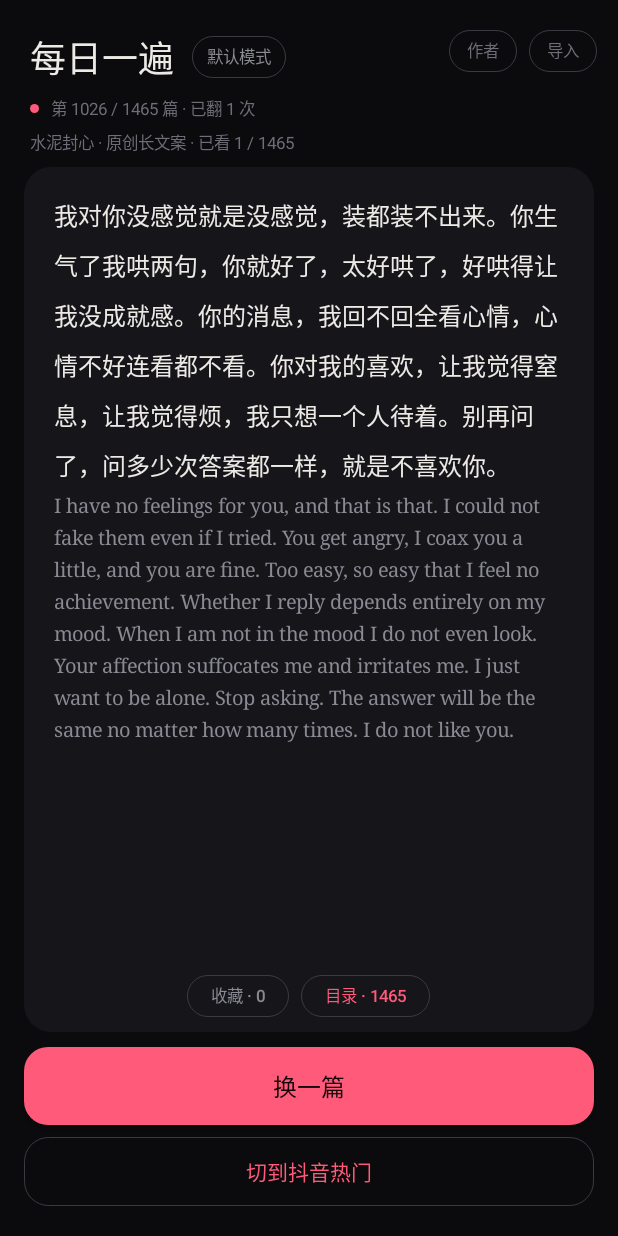
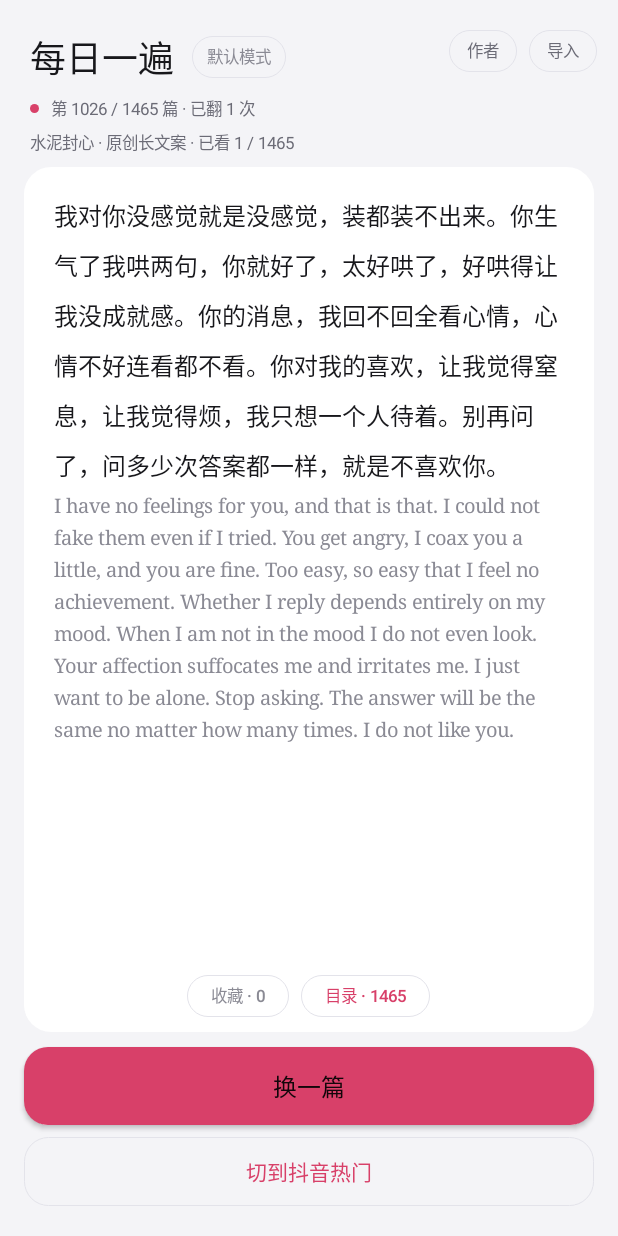
Before and after one commit to lengroo/snfx, an Android app: the screen it shows after launch (MainActivity), on a phone screen of 412 x 824 dp. Run offline under Robolectric (Android 15) with nearby library versions, the phone set to English and light mode, and no system bars.

Commit message:
0.04: 跟随系统深浅色 + 左右滑动换篇 + 旋转不断篇

```diff
--- a/app/src/main/AndroidManifest.xml
+++ b/app/src/main/AndroidManifest.xml
@@ -1,7 +1,7 @@
 <?xml version="1.0" encoding="utf-8"?>
 <manifest xmlns:android="http://schemas.android.com/apk/res/android"
     package="com.lengroo.snfx"
-    android:versionCode="16"
+    android:versionCode="17"
     android:versionName="0.04">
 
     <uses-sdk android:minSdkVersion="21" android:targetSdkVersion="33" />
--- a/app/src/main/java/com/lengroo/snfx/MainActivity.java
+++ b/app/src/main/java/com/lengroo/snfx/MainActivity.java
@@ -43,12 +43,13 @@ public class MainActivity extends Activity {
 
     private static final String SEP = "\n@@@\n";
     private static final String AUTHOR = "lengroo错觉与风季一起吃薯条并看着李空壳打CF";
-    private static final int BG = 0xFF0B0B0D;
-    private static final int CARD = 0xFF15151A;
-    private static final int TEXT = 0xFFEDEAE6;
-    private static final int SUB = 0xFF6E6E78;
-    private static final int ACCENT = 0xFFFF5A7A;
-    private static final int LINE = 0xFF3A3A42;
+    private int BG = 0xFF0B0B0D;
+    private int CARD = 0xFF15151A;
+    private int TEXT = 0xFFEDEAE6;
+    private int SUB = 0xFF6E6E78;
+    private int ACCENT = 0xFFFF5A7A;
+    private int LINE = 0xFF3A3A42;
+    private int RIPPLE = 0x22FFFFFF;
 
     private String[] own = new String[0];
     private String[] hot = new String[0];
@@ -83,11 +84,7 @@ public class MainActivity extends Activity {
     @Override
     protected void onCreate(Bundle savedInstanceState) {
         super.onCreate(savedInstanceState);
-        try {
-            getWindow().setStatusBarColor(BG);
-            getWindow().setNavigationBarColor(BG);
-        } catch (Throwable ignored) {
-        }
+        applyTheme();
         prefs = getSharedPreferences("dby", MODE_PRIVATE);
         mode = prefs.getInt("mode", 0);
         randomMode = prefs.getBoolean("random_mode", false);
@@ -105,7 +102,53 @@ public class MainActivity extends Activity {
         reloadImported();
         rebuildPools();
         buildUi();
-        showNext();
+        if (savedInstanceState != null && savedInstanceState.containsKey("cur_idx")) {
+            String[] pool = mode == 0 ? own : hot;
+            int idx = savedInstanceState.getInt("cur_idx", 0);
+            if (pool.length > 0) {
+                currentIndex = Math.max(0, Math.min(idx, pool.length - 1));
+                renderIndex(currentIndex);
+            } else {
+                showNext();
+            }
+        } else {
+            showNext();
+        }
+    }
+
+    private void applyTheme() {
+        boolean night = (getResources().getConfiguration().uiMode
+                & android.content.res.Configuration.UI_MODE_NIGHT_MASK)
+                == android.content.res.Configuration.UI_MODE_NIGHT_YES;
+        if (night) {
+            BG = 0xFF0B0B0D;
+            CARD = 0xFF15151A;
+            TEXT = 0xFFEDEAE6;
+            SUB = 0xFF6E6E78;
+            ACCENT = 0xFFFF5A7A;
+            LINE = 0xFF3A3A42;
+            RIPPLE = 0x22FFFFFF;
+        } else {
+            BG = 0xFFF4F4F7;
+            CARD = 0xFFFFFFFF;
+            TEXT = 0xFF17171B;
+            SUB = 0xFF6B6B76;
+            ACCENT = 0xFFD84069;
+            LINE = 0xFFE3E3EA;
+            RIPPLE = 0x22000000;
+        }
+        try {
+            getWindow().setStatusBarColor(BG);
+            getWindow().setNavigationBarColor(BG);
+            if (android.os.Build.VERSION.SDK_INT >= 23) {
+                View decor = getWindow().getDecorView();
+                int flags = decor.getSystemUiVisibility();
+                if (night) flags &= ~View.SYSTEM_UI_FLAG_LIGHT_STATUS_BAR;
+                else flags |= View.SYSTEM_UI_FLAG_LIGHT_STATUS_BAR;
+                decor.setSystemUiVisibility(flags);
+            }
+        } catch (Throwable ignored) {
+        }
     }
 
     private float dp(float v) {
@@ -468,7 +511,7 @@ public class MainActivity extends Activity {
         modeBtn.setMinimumWidth(0);
         modeBtn.setMinHeight(0);
         modeBtn.setMinimumHeight(0);
-        modeBtn.setBackground(ripple(outline(0x00000000, LINE, dp(14)), 0x22FFFFFF));
+        modeBtn.setBackground(ripple(outline(0x00000000, LINE, dp(14)), RIPPLE));
         modeBtn.setOnClickListener(new View.OnClickListener() {
             public void onClick(View v) {
                 randomMode = !randomMode;
@@ -492,7 +535,7 @@ public class MainActivity extends Activity {
         about.setMinimumWidth(0);
         about.setMinHeight(0);
         about.setMinimumHeight(0);
-        about.setBackground(ripple(outline(0x00000000, LINE, dp(14)), 0x22FFFFFF));
+        about.setBackground(ripple(outline(0x00000000, LINE, dp(14)), RIPPLE));
         about.setOnClickListener(new View.OnClickListener() {
             public void onClick(View v) {
                 showAbout();
@@ -513,7 +556,7 @@ public class MainActivity extends Activity {
         importer.setMinimumWidth(0);
         importer.setMinHeight(0);
         importer.setMinimumHeight(0);
-        importer.setBackground(ripple(outline(0x00000000, LINE, dp(14)), 0x22FFFFFF));
+        importer.setBackground(ripple(outline(0x00000000, LINE, dp(14)), RIPPLE));
         importer.setOnClickListener(new View.OnClickListener() {
             public void onClick(View v) {
                 showImportHelp();
@@ -538,6 +581,26 @@ public class MainActivity extends Activity {
 
         ScrollView sv = new ScrollView(this);
         sv.setFillViewport(true);
+        sv.setOnTouchListener(new View.OnTouchListener() {
+            float sx, sy;
+            long st;
+
+            public boolean onTouch(View v, android.view.MotionEvent e) {
+                if (e.getActionMasked() == android.view.MotionEvent.ACTION_DOWN) {
+                    sx = e.getX();
+                    sy = e.getY();
+                    st = System.currentTimeMillis();
+                } else if (e.getActionMasked() == android.view.MotionEvent.ACTION_UP) {
+                    float dx = e.getX() - sx;
+                    float dy = e.getY() - sy;
+                    if (Math.abs(dx) > dp(56) && Math.abs(dx) > Math.abs(dy) * 1.6f
+                            && System.currentTimeMillis() - st < 700) {
+                        showNext();
+                    }
+                }
+                return false;
+            }
+        });
         scroll = sv;
         body = new TextView(this);
         body.setTextColor(TEXT);
@@ -582,7 +645,7 @@ public class MainActivity extends Activity {
         favBtn.setMinimumWidth(0);
         favBtn.setMinHeight(0);
         favBtn.setMinimumHeight(0);
-        favBtn.setBackground(ripple(outline(0x00000000, LINE, dp(14)), 0x22FFFFFF));
+        favBtn.setBackground(ripple(outline(0x00000000, LINE, dp(14)), RIPPLE));
         favBtn.setOnClickListener(new View.OnClickListener() {
             public void onClick(View v) {
                 showFavs();
@@ -602,7 +665,7 @@ public class MainActivity extends Activity {
         indexBtn.setMinimumWidth(0);
         indexBtn.setMinHeight(0);
         indexBtn.setMinimumHeight(0);
-        indexBtn.setBackground(ripple(outline(0x00000000, LINE, dp(14)), 0x22FFFFFF));
+        indexBtn.setBackground(ripple(outline(0x00000000, LINE, dp(14)), RIPPLE));
         indexBtn.setOnClickListener(new View.OnClickListener() {
             public void onClick(View v) {
                 showIndex();
@@ -637,7 +700,7 @@ public class MainActivity extends Activity {
         toggle.setAllCaps(false);
         toggle.setTextSize(14);
         toggle.setTextColor(ACCENT);
-        toggle.setBackground(ripple(outline(0x00000000, LINE, dp(16)), 0x22FFFFFF));
+        toggle.setBackground(ripple(outline(0x00000000, LINE, dp(16)), RIPPLE));
         toggle.setOnClickListener(new View.OnClickListener() {
             public void onClick(View v) {
                 mode = 1 - mode;
@@ -682,7 +745,7 @@ public class MainActivity extends Activity {
         poke.setMinimumWidth(0);
         poke.setMinHeight(0);
         poke.setMinimumHeight(0);
-        poke.setBackground(ripple(outline(0x00000000, LINE, dp(14)), 0x22FFFFFF));
+        poke.setBackground(ripple(outline(0x00000000, LINE, dp(14)), RIPPLE));
         poke.setOnClickListener(new View.OnClickListener() {
             public void onClick(View v) {
                 showSecret();
@@ -921,10 +984,29 @@ public class MainActivity extends Activity {
     }
 
     private void confirmClearImported() {
-        new AlertDialog.Builder(this)
-                .setTitle("清空导入的文案？")
-                .setMessage("会把当前池子里你自己导入的 "
-                        + (mode == 0 ? impOwn.length : impHot.length) + " 条全部删掉，内置文案不受影响。")
+        LinearLayout box = new LinearLayout(this);
+        box.setOrientation(LinearLayout.VERTICAL);
+        box.setBackgroundColor(CARD);
+        box.setPadding((int) dp(22), (int) dp(20), (int) dp(22), (int) dp(6));
+
+        TextView t = new TextView(this);
+        t.setText("清空导入的文案？");
+        t.setTextColor(TEXT);
+        t.setTextSize(17);
+        t.setTypeface(Typeface.create("sans-serif-medium", Typeface.NORMAL));
+        box.addView(t);
+
+        TextView m = new TextView(this);
+        m.setText("会把当前池子里你自己导入的 "
+                + (mode == 0 ? impOwn.length : impHot.length) + " 条全部删掉，内置文案不受影响。");
+        m.setTextColor(SUB);
+        m.setTextSize(13);
+        m.setLineSpacing(dp(5), 1f);
+        m.setPadding(0, (int) dp(10), 0, 0);
+        box.addView(m);
+
+        AlertDialog dlg = new AlertDialog.Builder(this)
+                .setView(box)
                 .setPositiveButton("清空", new android.content.DialogInterface.OnClickListener() {
                     public void onClick(android.content.DialogInterface d, int w) {
                         clearImported();
@@ -932,6 +1014,7 @@ public class MainActivity extends Activity {
                 })
                 .setNegativeButton("取消", null)
                 .show();
+        styleDialog(dlg);
     }
 
     private void showSecret() {
@@ -973,6 +1056,12 @@ public class MainActivity extends Activity {
                 .setPositiveButton("关闭", null)
                 .show();
         styleDialog(dlg);
+    }
+
+    @Override
+    protected void onSaveInstanceState(Bundle outState) {
+        super.onSaveInstanceState(outState);
+        outState.putInt("cur_idx", currentIndex);
     }
 
     private void refreshLabels() {
@@ -1335,7 +1424,7 @@ public class MainActivity extends Activity {
         locate.setMinimumWidth(0);
         locate.setMinHeight(0);
         locate.setMinimumHeight(0);
-        locate.setBackground(ripple(outline(0x00000000, LINE, dp(14)), 0x22FFFFFF));
+        locate.setBackground(ripple(outline(0x00000000, LINE, dp(14)), RIPPLE));
         locate.setOnClickListener(new View.OnClickListener() {
             public void onClick(View v) {
                 int pos = ids.indexOf(currentIndex);
```
Also changed, not shown: 1 other file.
